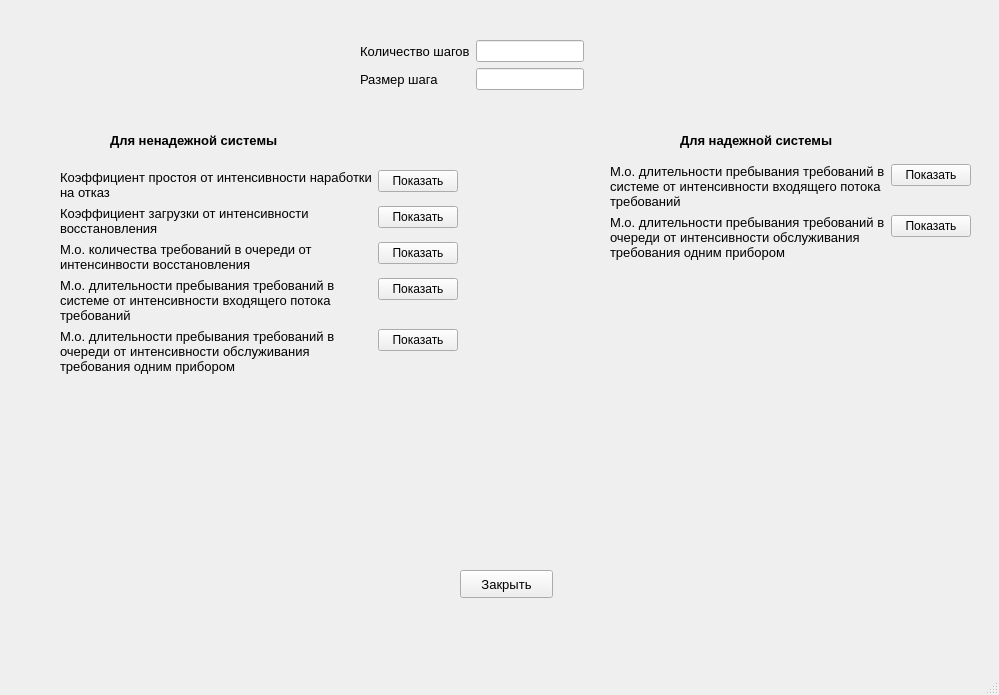
Qt form graphUI.ui (hokage-mlg/diplomaProgram) before a commit.
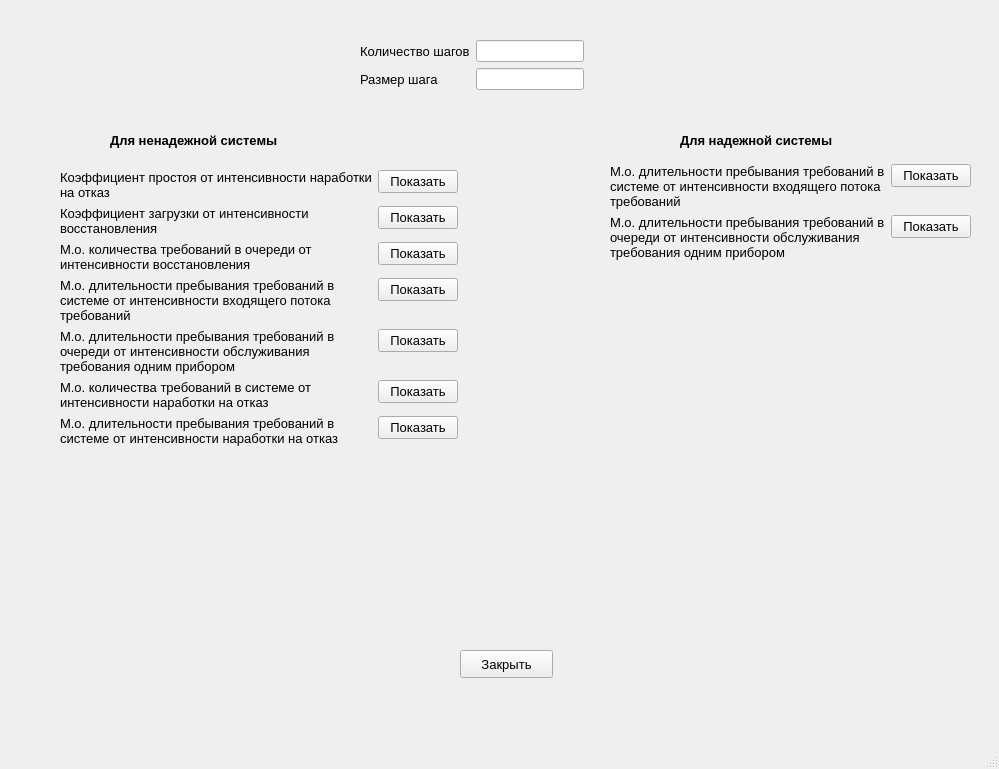
The same form after that commit.

Commit message: Ver. 2.0 upd

The edit to the form file:
```diff
--- a/graphUI.ui
+++ b/graphUI.ui
@@ -7,7 +7,7 @@
     <x>0</x>
     <y>0</y>
     <width>999</width>
-    <height>695</height>
+    <height>769</height>
    </rect>
   </property>
   <property name="windowTitle">
@@ -59,8 +59,8 @@
      <rect>
       <x>60</x>
       <y>170</y>
-      <width>351</width>
-      <height>401</height>
+      <width>441</width>
+      <height>451</height>
      </rect>
     </property>
     <layout class="QFormLayout" name="formLayout_2">
@@ -102,6 +102,11 @@
          <verstretch>0</verstretch>
         </sizepolicy>
        </property>
+       <property name="font">
+        <font>
+         <pointsize>10</pointsize>
+        </font>
+       </property>
        <property name="text">
         <string>Показать</string>
        </property>
@@ -115,6 +120,11 @@
          <verstretch>0</verstretch>
         </sizepolicy>
        </property>
+       <property name="font">
+        <font>
+         <pointsize>10</pointsize>
+        </font>
+       </property>
        <property name="text">
         <string>Показать</string>
        </property>
@@ -152,6 +162,11 @@
          <verstretch>0</verstretch>
         </sizepolicy>
        </property>
+       <property name="font">
+        <font>
+         <pointsize>10</pointsize>
+        </font>
+       </property>
        <property name="text">
         <string>Показать</string>
        </property>
@@ -196,7 +211,7 @@
         </font>
        </property>
        <property name="text">
-        <string>М.о. количества требований в очереди от интенсинвости восстановления</string>
+        <string>М.о. количества требований в очереди от интенсивности восстановления</string>
        </property>
        <property name="wordWrap">
         <bool>true</bool>
@@ -205,6 +220,11 @@
      </item>
      <item row="3" column="1">
       <widget class="QPushButton" name="pushButton_unr_beta_b">
+       <property name="font">
+        <font>
+         <pointsize>10</pointsize>
+        </font>
+       </property>
        <property name="text">
         <string>Показать</string>
        </property>
@@ -239,6 +259,11 @@
          <verstretch>0</verstretch>
         </sizepolicy>
        </property>
+       <property name="font">
+        <font>
+         <pointsize>10</pointsize>
+        </font>
+       </property>
        <property name="focusPolicy">
         <enum>Qt::ClickFocus</enum>
        </property>
@@ -247,6 +272,60 @@
        </property>
       </widget>
      </item>
+     <item row="6" column="0">
+      <widget class="QLabel" name="label_unr_alpha_n">
+       <property name="font">
+        <font>
+         <pointsize>10</pointsize>
+        </font>
+       </property>
+       <property name="text">
+        <string>М.о. количества требований в системе от интенсивности наработки на отказ</string>
+       </property>
+       <property name="wordWrap">
+        <bool>true</bool>
+       </property>
+      </widget>
+     </item>
+     <item row="6" column="1">
+      <widget class="QPushButton" name="pushButton_unr_alpha_n">
+       <property name="font">
+        <font>
+         <pointsize>10</pointsize>
+        </font>
+       </property>
+       <property name="text">
+        <string>Показать</string>
+       </property>
+      </widget>
+     </item>
+     <item row="7" column="0">
+      <widget class="QLabel" name="label_unr_alpha_u">
+       <property name="font">
+        <font>
+         <pointsize>10</pointsize>
+        </font>
+       </property>
+       <property name="text">
+        <string>М.о. длительности пребывания требований в системе от интенсивности наработки на отказ</string>
+       </property>
+       <property name="wordWrap">
+        <bool>true</bool>
+       </property>
+      </widget>
+     </item>
+     <item row="7" column="1">
+      <widget class="QPushButton" name="pushButton_unr_alpha_u">
+       <property name="font">
+        <font>
+         <pointsize>10</pointsize>
+        </font>
+       </property>
+       <property name="text">
+        <string>Показать</string>
+       </property>
+      </widget>
+     </item>
     </layout>
    </widget>
    <widget class="QWidget" name="formLayoutWidget_2">
@@ -282,6 +361,11 @@
          <verstretch>0</verstretch>
         </sizepolicy>
        </property>
+       <property name="font">
+        <font>
+         <pointsize>10</pointsize>
+        </font>
+       </property>
        <property name="text">
         <string>Показать</string>
        </property>
@@ -295,6 +379,11 @@
          <verstretch>0</verstretch>
         </sizepolicy>
        </property>
+       <property name="font">
+        <font>
+         <pointsize>10</pointsize>
+        </font>
+       </property>
        <property name="text">
         <string>Показать</string>
        </property>
@@ -377,7 +466,7 @@
     <property name="geometry">
      <rect>
       <x>460</x>
-      <y>570</y>
+      <y>650</y>
       <width>93</width>
       <height>28</height>
      </rect>
```
The commit also changes 2 other files.
